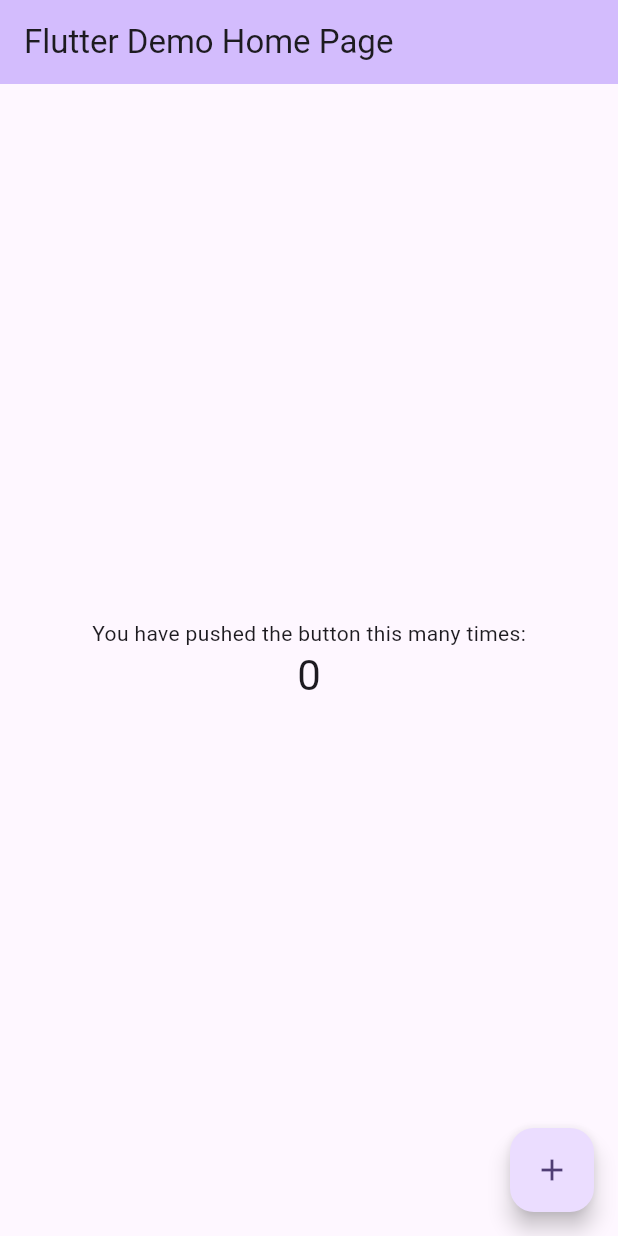
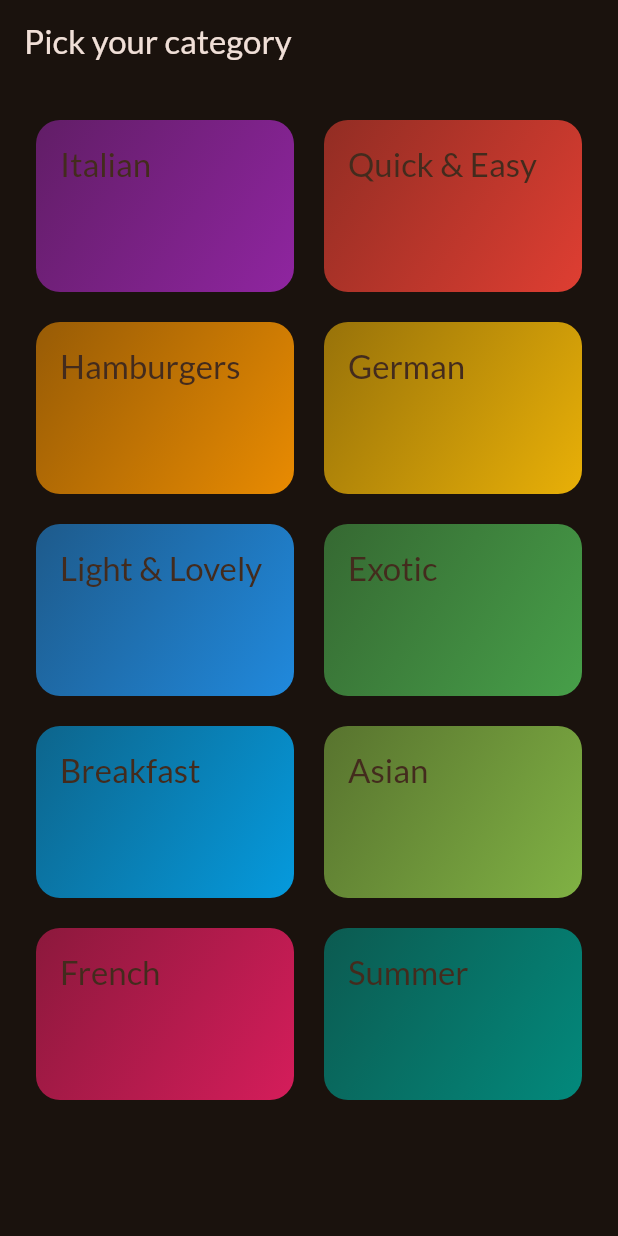
Before and after one commit to fave16/meals_app, a Flutter app: the screen it shows after launch, on a phone screen of 412 x 824 dp. Run offline on Flutter 3.47's test engine with Material 3 defaults, Android fonts, the phone set to English and light mode, and no system bars; our stand-ins replace google_fonts.

Commit message:
feat: create CategoryScreen and added supporting files.

```diff
--- a/lib/main.dart
+++ b/lib/main.dart
@@ -1,5 +1,16 @@
 import 'package:flutter/material.dart';
 
+import 'package:google_fonts/google_fonts.dart';
+import 'package:mealsapp/screens/categories.dart';
+
+final theme = ThemeData(
+  useMaterial3: true,
+  colorScheme: ColorScheme.fromSeed(
+    brightness: Brightness.dark,
+    seedColor: const Color.fromARGB(255, 131, 57, 0)
+  ),
+  textTheme: GoogleFonts.latoTextTheme()
+);
 void main() {
   runApp(const MyApp());
 }
@@ -7,119 +18,11 @@ void main() {
 class MyApp extends StatelessWidget {
   const MyApp({super.key});
 
-  // This widget is the root of your application.
   @override
   Widget build(BuildContext context) {
-    return MaterialApp(
-      title: 'Flutter Demo',
-      theme: ThemeData(
-        // This is the theme of your application.
-        //
-        // TRY THIS: Try running your application with "flutter run". You'll see
-        // the application has a purple toolbar. Then, without quitting the app,
-        // try changing the seedColor in the colorScheme below to Colors.green
-        // and then invoke "hot reload" (save your changes or press the "hot
-        // reload" button in a Flutter-supported IDE, or press "r" if you used
-        // the command line to start the app).
-        //
-        // Notice that the counter didn't reset back to zero; the application
-        // state is not lost during the reload. To reset the state, use hot
-        // restart instead.
-        //
-        // This works for code too, not just values: Most code changes can be
-        // tested with just a hot reload.
-        colorScheme: ColorScheme.fromSeed(seedColor: Colors.deepPurple),
-        useMaterial3: true,
-      ),
-      home: const MyHomePage(title: 'Flutter Demo Home Page'),
+    return  MaterialApp(
+      theme: theme,
+      home: const CategoriesScreen(),
     );
   }
 }
-
-class MyHomePage extends StatefulWidget {
-  const MyHomePage({super.key, required this.title});
-
-  // This widget is the home page of your application. It is stateful, meaning
-  // that it has a State object (defined below) that contains fields that affect
-  // how it looks.
-
-  // This class is the configuration for the state. It holds the values (in this
-  // case the title) provided by the parent (in this case the App widget) and
-  // used by the build method of the State. Fields in a Widget subclass are
-  // always marked "final".
-
-  final String title;
-
-  @override
-  State<MyHomePage> createState() => _MyHomePageState();
-}
-
-class _MyHomePageState extends State<MyHomePage> {
-  int _counter = 0;
-
-  void _incrementCounter() {
-    setState(() {
-      // This call to setState tells the Flutter framework that something has
-      // changed in this State, which causes it to rerun the build method below
-      // so that the display can reflect the updated values. If we changed
-      // _counter without calling setState(), then the build method would not be
-      // called again, and so nothing would appear to happen.
-      _counter++;
-    });
-  }
-
-  @override
-  Widget build(BuildContext context) {
-    // This method is rerun every time setState is called, for instance as done
-    // by the _incrementCounter method above.
-    //
-    // The Flutter framework has been optimized to make rerunning build methods
-    // fast, so that you can just rebuild anything that needs updating rather
-    // than having to individually change instances of widgets.
-    return Scaffold(
-      appBar: AppBar(
-        // TRY THIS: Try changing the color here to a specific color (to
-        // Colors.amber, perhaps?) and trigger a hot reload to see the AppBar
-        // change color while the other colors stay the same.
-        backgroundColor: Theme.of(context).colorScheme.inversePrimary,
-        // Here we take the value from the MyHomePage object that was created by
-        // the App.build method, and use it to set our appbar title.
-        title: Text(widget.title),
-      ),
-      body: Center(
-        // Center is a layout widget. It takes a single child and positions it
-        // in the middle of the parent.
-        child: Column(
-          // Column is also a layout widget. It takes a list of children and
-          // arranges them vertically. By default, it sizes itself to fit its
-          // children horizontally, and tries to be as tall as its parent.
-          //
-          // Column has various properties to control how it sizes itself and
-          // how it positions its children. Here we use mainAxisAlignment to
-          // center the children vertically; the main axis here is the vertical
-          // axis because Columns are vertical (the cross axis would be
-          // horizontal).
-          //
-          // TRY THIS: Invoke "debug painting" (choose the "Toggle Debug Paint"
-          // action in the IDE, or press "p" in the console), to see the
-          // wireframe for each widget.
-          mainAxisAlignment: MainAxisAlignment.center,
-          children: <Widget>[
-            const Text(
-              'You have pushed the button this many times:',
-            ),
-            Text(
-              '$_counter',
-              style: Theme.of(context).textTheme.headlineMedium,
-            ),
-          ],
-        ),
-      ),
-      floatingActionButton: FloatingActionButton(
-        onPressed: _incrementCounter,
-        tooltip: 'Increment',
-        child: const Icon(Icons.add),
-      ), // This trailing comma makes auto-formatting nicer for build methods.
-    );
-  }
-}
--- /dev/null
+++ b/lib/models/category.dart
@@ -0,0 +1,13 @@
+import 'package:flutter/material.dart';
+
+class Category {
+  const Category({
+    required this.id,
+    required this.title,
+    this.color = Colors.orange
+  });
+
+  final String id;
+  final String title;
+  final Color color;
+}
--- /dev/null
+++ b/lib/screens/categories.dart
@@ -0,0 +1,30 @@
+import 'package:flutter/material.dart';
+import 'package:mealsapp/data/dummy_data.dart';
+import 'package:mealsapp/widgets/category_grid_item.dart';
+
+class CategoriesScreen extends StatelessWidget {
+  const CategoriesScreen({super.key});
+
+  @override
+  Widget build(BuildContext context) {
+    return Scaffold(
+      appBar: AppBar(
+        title:const Text("Pick your category"),
+      ),
+      body: GridView(
+        padding: const EdgeInsets.all(24),
+        gridDelegate: const SliverGridDelegateWithFixedCrossAxisCount(
+          crossAxisCount: 2,
+          crossAxisSpacing: 20,
+          childAspectRatio: 3/2,
+          mainAxisSpacing: 20
+        ),
+        children:
+          availableCategories.map(
+            (category) => CategoryGridItem(category: category)
+          ).toList()
+
+      ),
+    );
+  }
+}
--- /dev/null
+++ b/lib/widgets/category_grid_item.dart
@@ -0,0 +1,36 @@
+import 'package:flutter/material.dart';
+import 'package:mealsapp/models/category.dart';
+class CategoryGridItem extends StatelessWidget {
+  const CategoryGridItem({super.key , required this.category});
+
+  final Category category;
+
+  @override
+  Widget build(BuildContext context) {
+    return InkWell(
+      onTap: (){},
+      splashColor: Theme.of(context).primaryColor,
+      borderRadius: BorderRadius.circular(16),
+      child: Container(
+        padding: const EdgeInsets.all(16),
+        decoration: BoxDecoration(
+          borderRadius: BorderRadius.circular(16),
+          gradient: LinearGradient(
+            colors: [
+              category.color.withOpacity(0.55),
+              category.color.withOpacity(0.9)
+            ],
+            begin: Alignment.topLeft,
+            end: Alignment.bottomRight,
+          ),
+       ),
+       child: Text(
+        category.title,
+        style: Theme.of(context).textTheme.titleLarge!.copyWith(
+          color: Theme.of(context).colorScheme.onSecondary,
+        )
+      ),
+      ),
+    );
+  }
+}
--- a/pubspec.yaml
+++ b/pubspec.yaml
@@ -35,6 +35,7 @@ dependencies:
   # The following adds the Cupertino Icons font to your application.
   # Use with the CupertinoIcons class for iOS style icons.
   cupertino_icons: ^1.0.8
+  google_fonts: ^6.2.1
 
 dev_dependencies:
   flutter_test:
```
Also changed, not shown: lib/data/dummy_data.dart (added, +408 -0 lines), lib/models/meal.dart (added, +43 -0 lines), lib/screens/meals.dart (added, +18 -0 lines), pubspec.lock, 2 other files.
